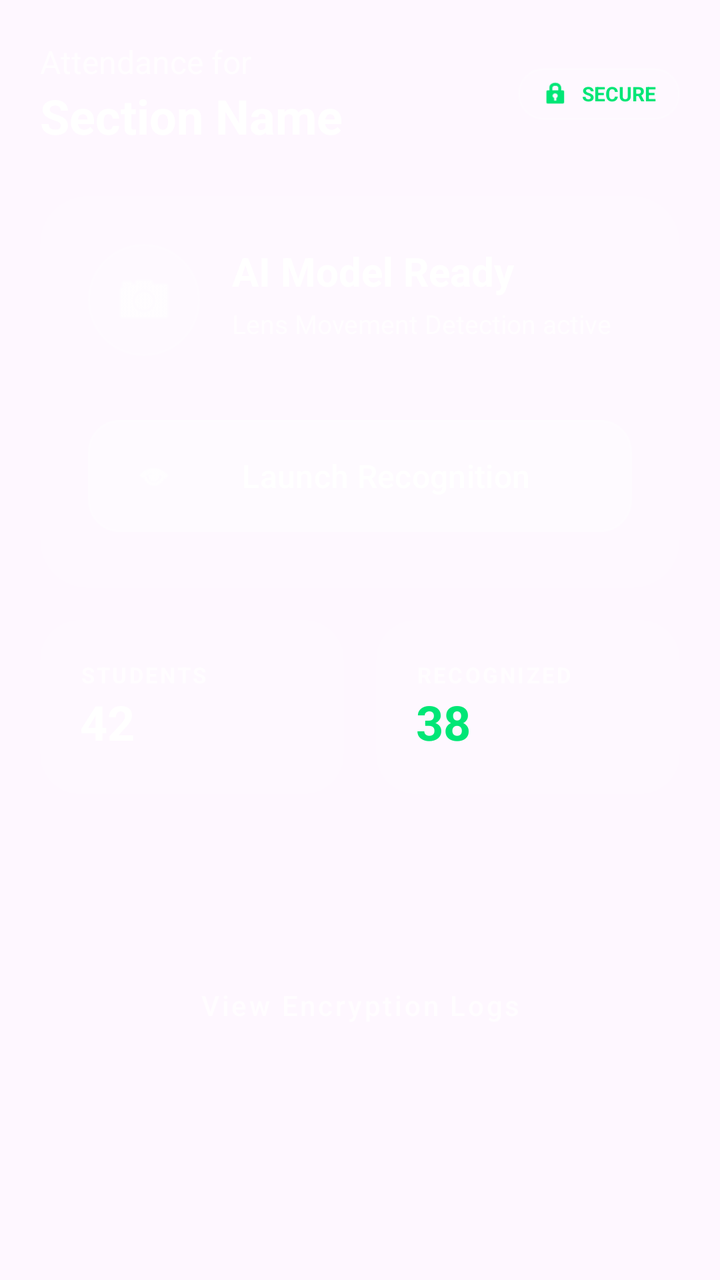
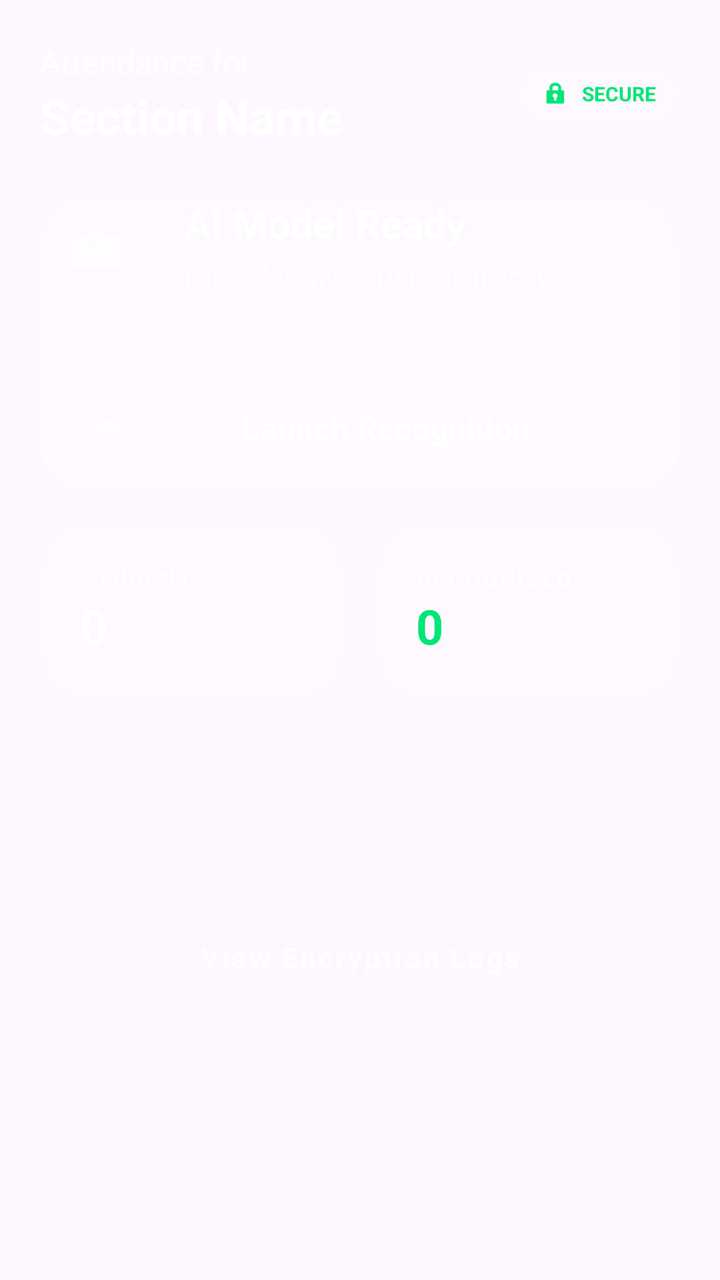

Screens rendered from an Android XML layout before and after an edit, with the pre-edit source and the edit as a unified diff.
<!-- AndroidManifest.xml: application theme Theme.PresenzaSecureEncrypted -->
<!-- res/layout/fragment_home.xml -->
<?xml version="1.0" encoding="utf-8"?>
<ScrollView xmlns:android="http://schemas.android.com/apk/res/android"
    xmlns:app="http://schemas.android.com/apk/res-auto"
    android:layout_width="match_parent"
    android:layout_height="match_parent"
    android:fillViewport="true">

    <androidx.constraintlayout.widget.ConstraintLayout
        android:layout_width="match_parent"
        android:layout_height="wrap_content"
        android:padding="20dp">

        
        <TextView
            android:id="@+id/tvWelcome"
            android:layout_width="wrap_content"
            android:layout_height="wrap_content"
            android:text="Attendance for"
            android:textColor="@color/text_secondary"
            android:textSize="16sp"
            app:layout_constraintStart_toStartOf="parent"
            app:layout_constraintTop_toTopOf="parent" />

        <TextView
            android:id="@+id/tvGroupName"
            android:layout_width="wrap_content"
            android:layout_height="wrap_content"
            android:text="Section Name"
            android:textColor="@color/white"
            android:textSize="24sp"
            android:textStyle="bold"
            app:layout_constraintStart_toStartOf="parent"
            app:layout_constraintTop_toBottomOf="@id/tvWelcome" />

        
        <LinearLayout
            android:id="@+id/llSecurityBadge"
            android:layout_width="wrap_content"
            android:layout_height="wrap_content"
            android:background="@drawable/bg_glass_tag"
            android:orientation="horizontal"
            android:paddingHorizontal="12dp"
            android:paddingVertical="6dp"
            app:layout_constraintBottom_toBottomOf="@id/tvGroupName"
            app:layout_constraintEnd_toEndOf="parent"
            app:layout_constraintTop_toTopOf="@id/tvWelcome">

            <ImageView
                android:layout_width="14dp"
                android:layout_height="14dp"
                android:layout_gravity="center"
                android:src="@android:drawable/ic_lock_idle_lock"
                app:tint="@color/success_green" />

            <TextView
                android:layout_width="wrap_content"
                android:layout_height="wrap_content"
                android:layout_marginStart="6dp"
                android:text="SECURE"
                android:textColor="@color/success_green"
                android:textSize="10sp"
                android:textStyle="bold" />
        </LinearLayout>

        
        <androidx.cardview.widget.CardView
            android:id="@+id/cvFaceStatus"
            android:layout_width="match_parent"
            android:layout_height="wrap_content"
            android:layout_marginTop="24dp"
            app:cardBackgroundColor="@color/glass_white"
            app:cardCornerRadius="24dp"
            app:cardElevation="0dp"
            app:layout_constraintTop_toBottomOf="@id/tvGroupName">

            <androidx.constraintlayout.widget.ConstraintLayout
                android:layout_width="match_parent"
                android:layout_height="wrap_content"
                android:padding="24dp">

                <ImageView
                    android:id="@+id/ivFaceIcon"
                    android:layout_width="56dp"
                    android:layout_height="56dp"
                    android:background="@drawable/bg_glass_circle"
                    android:padding="12dp"
                    android:src="@android:drawable/ic_menu_camera"
                    app:layout_constraintStart_toStartOf="parent"
                    app:layout_constraintTop_toTopOf="parent"
                    app:tint="@color/white" />

                <TextView
                    android:id="@+id/tvMLStatus"
                    android:layout_width="wrap_content"
                    android:layout_height="wrap_content"
                    android:layout_marginStart="16dp"
                    android:text="AI Model Ready"
                    android:textColor="@color/white"
                    android:textSize="20sp"
                    android:textStyle="bold"
                    app:layout_constraintStart_toEndOf="@id/ivFaceIcon"
                    app:layout_constraintTop_toTopOf="@id/ivFaceIcon" />

                <TextView
                    android:layout_width="0dp"
                    android:layout_height="wrap_content"
                    android:layout_marginTop="4dp"
                    android:text="Lens Movement Detection active"
                    android:textColor="@color/text_secondary"
                    android:textSize="13sp"
                    app:layout_constraintEnd_toEndOf="parent"
                    app:layout_constraintStart_toStartOf="@id/tvMLStatus"
                    app:layout_constraintTop_toBottomOf="@id/tvMLStatus" />

                <com.google.android.material.button.MaterialButton
                    android:id="@+id/btnMarkAttendance"
                    android:layout_width="match_parent"
                    android:layout_height="64dp"
                    android:layout_marginTop="28dp"
                    android:backgroundTint="@color/glass_white_heavy"
                    android:text="Launch Recognition"
                    android:textAllCaps="false"
                    android:textColor="@color/white"
                    android:textSize="16sp"
                    app:cornerRadius="16dp"
                    app:icon="@android:drawable/ic_menu_view"
                    app:iconTint="@color/white"
                    app:layout_constraintTop_toBottomOf="@id/ivFaceIcon"
                    app:strokeColor="@color/glass_border"
                    app:strokeWidth="1dp" />

            </androidx.constraintlayout.widget.ConstraintLayout>
        </androidx.cardview.widget.CardView>

        
        <LinearLayout
            android:id="@+id/llStats"
            android:layout_width="match_parent"
            android:layout_height="wrap_content"
            android:layout_marginTop="16dp"
            android:orientation="horizontal"
            app:layout_constraintTop_toBottomOf="@id/cvFaceStatus">

            <androidx.cardview.widget.CardView
                android:layout_width="0dp"
                android:layout_height="wrap_content"
                android:layout_marginEnd="8dp"
                android:layout_weight="1"
                app:cardBackgroundColor="@color/glass_white"
                app:cardCornerRadius="20dp"
                app:cardElevation="0dp">

                <LinearLayout
                    android:layout_width="match_parent"
                    android:layout_height="wrap_content"
                    android:orientation="vertical"
                    android:padding="20dp">

                    <TextView
                        android:layout_width="wrap_content"
                        android:layout_height="wrap_content"
                        android:text="STUDENTS"
                        android:textColor="@color/text_secondary"
                        android:textSize="11sp"
                        android:letterSpacing="0.1"
                        android:textStyle="bold" />

                    <TextView
                        android:layout_width="wrap_content"
                        android:layout_height="wrap_content"
                        android:text="42"
                        android:textColor="@color/white"
                        android:textSize="24sp"
                        android:textStyle="bold" />
                </LinearLayout>
            </androidx.cardview.widget.CardView>

            <androidx.cardview.widget.CardView
                android:layout_width="0dp"
                android:layout_height="wrap_content"
                android:layout_marginStart="8dp"
                android:layout_weight="1"
                app:cardBackgroundColor="@color/glass_white"
                app:cardCornerRadius="20dp"
                app:cardElevation="0dp">

                <LinearLayout
                    android:layout_width="match_parent"
                    android:layout_height="wrap_content"
                    android:orientation="vertical"
                    android:padding="20dp">

                    <TextView
                        android:layout_width="wrap_content"
                        android:layout_height="wrap_content"
                        android:text="RECOGNIZED"
                        android:textColor="@color/text_secondary"
                        android:textSize="11sp"
                        android:letterSpacing="0.1"
                        android:textStyle="bold" />

                    <TextView
                        android:layout_width="wrap_content"
                        android:layout_height="wrap_content"
                        android:text="38"
                        android:textColor="@color/success_green"
                        android:textSize="24sp"
                        android:textStyle="bold" />
                </LinearLayout>
            </androidx.cardview.widget.CardView>
        </LinearLayout>

        <com.google.android.material.button.MaterialButton
            android:id="@+id/btnViewReports"
            style="@style/Widget.MaterialComponents.Button.TextButton"
            android:layout_width="wrap_content"
            android:layout_height="wrap_content"
            android:layout_marginTop="24dp"
            android:text="View Encryption Logs"
            android:textAllCaps="false"
            android:textColor="@color/text_secondary"
            app:layout_constraintEnd_toEndOf="parent"
            app:layout_constraintStart_toStartOf="parent"
            app:layout_constraintTop_toBottomOf="@id/llStats"
            app:layout_constraintBottom_toBottomOf="parent"
            android:paddingBottom="40dp"/>

    </androidx.constraintlayout.widget.ConstraintLayout>
</ScrollView>
<!-- resources referenced by this layout -->
<resources>
  <color name="glass_border">#33FFFFFF</color>
  <color name="glass_white">#1AFFFFFF</color>
  <color name="glass_white_heavy">#26FFFFFF</color>
  <color name="success_green">#00E676</color>
  <color name="text_secondary">#B0FFFFFF</color>
  <color name="white">#FFFFFFFF</color>
  <!-- drawable bg_glass_circle (drawable) -->
  <?xml version="1.0" encoding="utf-8"?>
  <shape xmlns:android="http://schemas.android.com/apk/res/android">
      <solid android:color="@color/glass_white_heavy" />
      <corners android:radius="100dp" />
      <stroke android:width="1dp" android:color="@color/glass_border" />
  </shape>
  <!-- drawable bg_glass_tag (drawable) -->
  <?xml version="1.0" encoding="utf-8"?>
  <shape xmlns:android="http://schemas.android.com/apk/res/android">
      <solid android:color="@color/glass_white" />
      <corners android:radius="20dp" />
      <stroke android:width="1dp" android:color="@color/glass_border" />
  </shape>
  <style name="Theme.PresenzaSecureEncrypted" parent="Base.Theme.PresenzaSecureEncrypted" />
  <style name="Base.Theme.PresenzaSecureEncrypted" parent="Theme.Material3.DayNight.NoActionBar">
          
          
      </style>
</resources>

<!-- the commit's change to res/layout/fragment_home.xml (unified diff, before → after) -->
@@ -76,7 +76,7 @@
             <androidx.constraintlayout.widget.ConstraintLayout
                 android:layout_width="match_parent"
                 android:layout_height="wrap_content"
-                android:padding="24dp">
+                padding="24dp">
 
                 <ImageView
                     android:id="@+id/ivFaceIcon"
@@ -166,9 +166,10 @@
                         android:textStyle="bold" />
 
                     <TextView
-                        android:layout_width="wrap_content"
-                        android:layout_height="wrap_content"
-                        android:text="42"
+                        android:id="@+id/tvStudentCount"
+                        android:layout_width="wrap_content"
+                        android:layout_height="wrap_content"
+                        android:text="0"
                         android:textColor="@color/white"
                         android:textSize="24sp"
                         android:textStyle="bold" />
@@ -200,9 +201,10 @@
                         android:textStyle="bold" />
 
                     <TextView
-                        android:layout_width="wrap_content"
-                        android:layout_height="wrap_content"
-                        android:text="38"
+                        android:id="@+id/tvRecognizedCount"
+                        android:layout_width="wrap_content"
+                        android:layout_height="wrap_content"
+                        android:text="0"
                         android:textColor="@color/success_green"
                         android:textSize="24sp"
                         android:textStyle="bold" />
